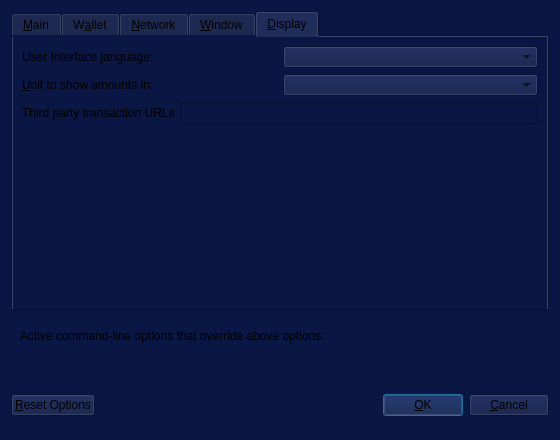
Before: the Qt Designer form src/qt/forms/optionsdialog.ui in digibyte/digibyte, drawn with Qt 5.
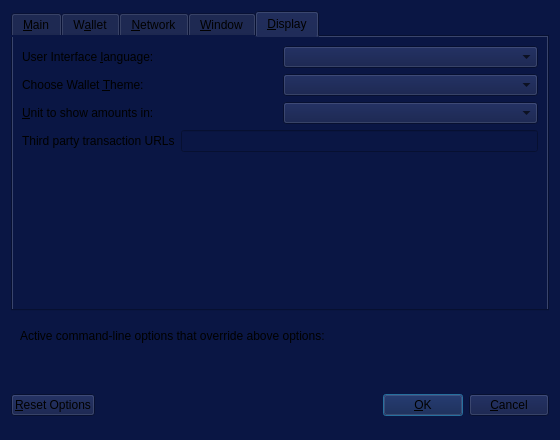
After: the same form once the commit is applied. The open tabs and pages were chosen to show the change. Custom widgets are drawn as their Qt base class.

Commit message: CSS GUI Part 5 - Wallet Compiles

Patch:
```diff
--- a/src/qt/forms/optionsdialog.ui
+++ b/src/qt/forms/optionsdialog.ui
@@ -581,6 +581,30 @@
          </item>
         </layout>
        </item>
+        <item>
+        <layout class="QHBoxLayout" name="horizontalLayout_1_Display">
+         <item>
+          <widget class="QLabel" name="themeLabel">
+           <property name="text">
+            <string>Choose Wallet &amp;Theme:</string>
+           </property>
+           <property name="textFormat">
+            <enum>Qt::PlainText</enum>
+           </property>
+           <property name="buddy">
+            <cstring>lang</cstring>
+           </property>
+          </widget>
+         </item>
+         <item>
+          <widget class="QValueComboBox" name="theme">
+           <property name="toolTip">
+            <string>The DGB Wallet theme can be set here. This setting will take effect after restarting %1.</string>
+           </property>
+          </widget>
+         </item>
+        </layout>
+       </item>
        <item>
         <layout class="QHBoxLayout" name="horizontalLayout_2_Display">
          <item>
```
The commit also changes 4 other files.
